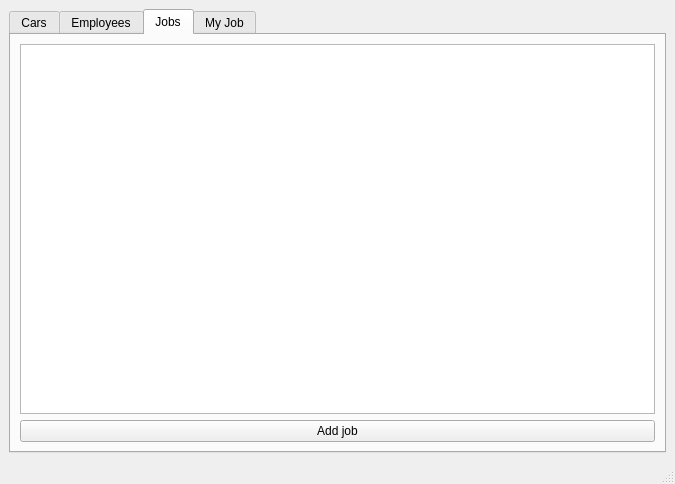
Before: the Qt Designer form PIPAOProj/mainwindow.ui in pawelkendzialew/DesktAppTransportCompany, drawn with Qt 5.
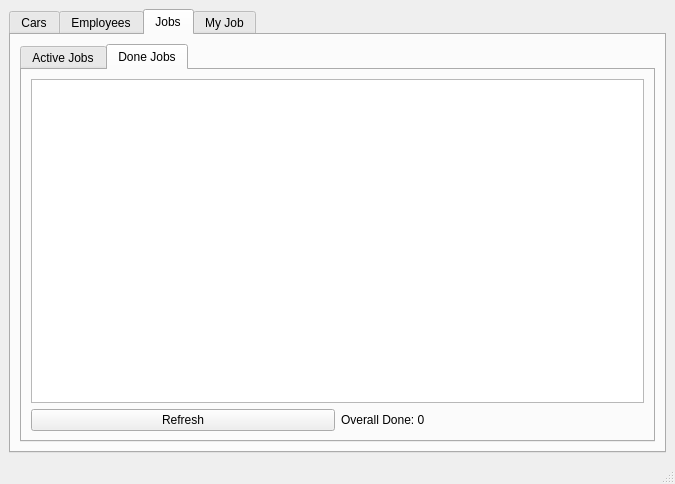
After: the same form once the commit is applied. The open tabs and pages were chosen to show the change.

```diff
--- a/PIPAOProj/mainwindow.ui
+++ b/PIPAOProj/mainwindow.ui
@@ -70,20 +70,66 @@
         <item>
          <layout class="QVBoxLayout" name="verticalLayout_3">
           <item>
-           <widget class="QTableView" name="ordersTable">
-            <property name="sizeAdjustPolicy">
-             <enum>QAbstractScrollArea::SizeAdjustPolicy::AdjustToContents</enum>
+           <widget class="QTabWidget" name="ordersTabWidget">
+            <property name="currentIndex">
+             <number>1</number>
             </property>
-            <property name="editTriggers">
-             <set>QAbstractItemView::EditTrigger::AnyKeyPressed|QAbstractItemView::EditTrigger::DoubleClicked|QAbstractItemView::EditTrigger::EditKeyPressed</set>
+            <widget class="QWidget" name="tab">
+             <attribute name="title">
+              <string>Active Jobs</string>
+             </attribute>
+             <layout class="QVBoxLayout" name="verticalLayout_5">
+              <item>
+               <widget class="QTableView" name="activeOrdersTable"/>
+              </item>
+              <item>
+               <layout class="QHBoxLayout" name="horizontalLayout_6">
+                <item>
+                 <widget class="QPushButton" name="refreshActiveButton">
+                  <property name="text">
+                   <string>Refresh</string>
             </property>
            </widget>
           </item>
           <item>
            <widget class="QPushButton" name="addOrderButton">
             <property name="text">
-             <string>Add job</string>
-            </property>
+                   <string>Add Job</string>
+                  </property>
+                 </widget>
+                </item>
+               </layout>
+              </item>
+             </layout>
+            </widget>
+            <widget class="QWidget" name="tab_2">
+             <attribute name="title">
+              <string>Done Jobs</string>
+             </attribute>
+             <layout class="QVBoxLayout" name="verticalLayout_6">
+              <item>
+               <widget class="QTableView" name="completedOrdersTable"/>
+              </item>
+              <item>
+               <layout class="QHBoxLayout" name="horizontalLayout_7">
+                <item>
+                 <widget class="QPushButton" name="refreshCompleteButton">
+                  <property name="text">
+                   <string>Refresh</string>
+                  </property>
+                 </widget>
+                </item>
+                <item>
+                 <widget class="QLabel" name="completeStatusLabel">
+                  <property name="text">
+                   <string>Overall Done: 0</string>
+                  </property>
+                 </widget>
+                </item>
+               </layout>
+              </item>
+             </layout>
+            </widget>
            </widget>
           </item>
          </layout>
```
Left out of the diff: 30 changed lines with no effect on the pictures. Lines whose indentation alone changed are shown as unchanged.
